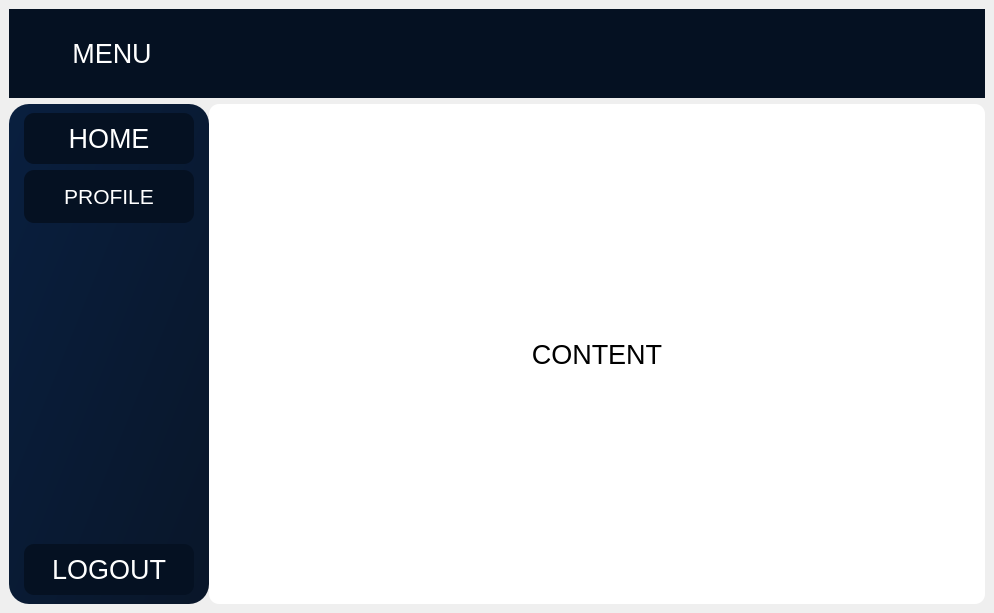
scottarsenjr/gl, file ui/ui/app.ui: the form before one commit.
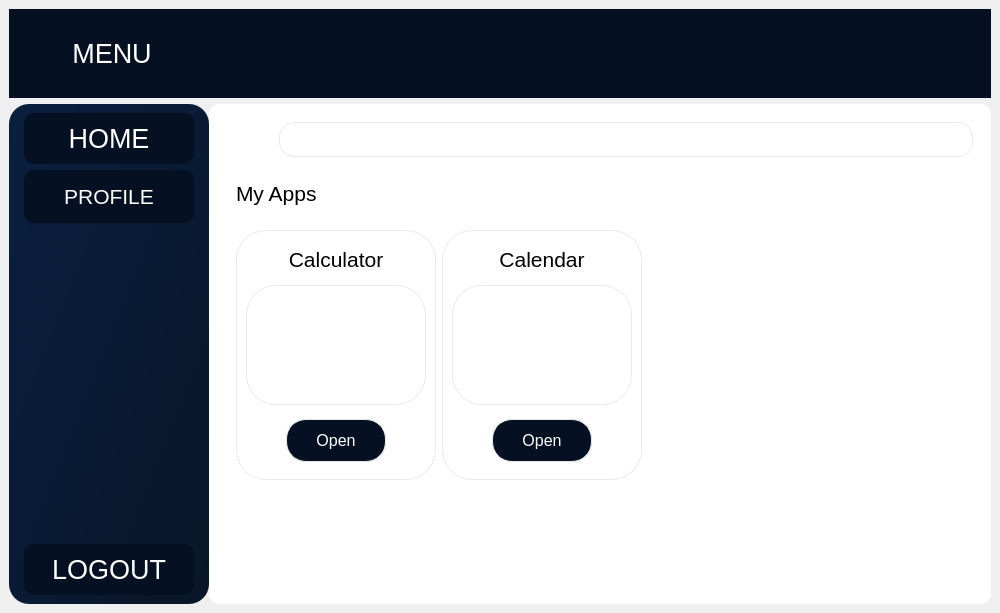
The form after the commit. Icons and pictures are not drawn.

```diff
--- a/ui/ui/app.ui
+++ b/ui/ui/app.ui
@@ -6,7 +6,7 @@
    <rect>
     <x>0</x>
     <y>0</y>
-    <width>994</width>
+    <width>1000</width>
     <height>613</height>
    </rect>
   </property>
@@ -403,37 +403,411 @@
           <enum>QFrame::Raised</enum>
          </property>
          <layout class="QVBoxLayout" name="verticalLayout_4">
-          <property name="spacing">
-           <number>20</number>
-          </property>
-          <property name="leftMargin">
-           <number>0</number>
-          </property>
-          <property name="topMargin">
-           <number>0</number>
-          </property>
-          <property name="rightMargin">
-           <number>0</number>
-          </property>
-          <property name="bottomMargin">
-           <number>0</number>
-          </property>
           <item>
-           <widget class="QLabel" name="label_2">
-            <property name="font">
-             <font>
-              <pointsize>20</pointsize>
-             </font>
+           <widget class="QFrame" name="frame_4">
+            <property name="minimumSize">
+             <size>
+              <width>0</width>
+              <height>53</height>
+             </size>
             </property>
-            <property name="styleSheet">
-             <string notr="true">color: black;</string>
+            <property name="maximumSize">
+             <size>
+              <width>16777215</width>
+              <height>53</height>
+             </size>
             </property>
-            <property name="text">
-             <string>CONTENT</string>
+            <property name="frameShape">
+             <enum>QFrame::StyledPanel</enum>
             </property>
-            <property name="alignment">
-             <set>Qt::AlignCenter</set>
+            <property name="frameShadow">
+             <enum>QFrame::Raised</enum>
             </property>
+            <layout class="QVBoxLayout" name="verticalLayout_6">
+             <item>
+              <widget class="QFrame" name="frame_7">
+               <property name="frameShape">
+                <enum>QFrame::StyledPanel</enum>
+               </property>
+               <property name="frameShadow">
+                <enum>QFrame::Raised</enum>
+               </property>
+               <layout class="QHBoxLayout" name="horizontalLayout_5">
+                <property name="spacing">
+                 <number>0</number>
+                </property>
+                <property name="leftMargin">
+                 <number>0</number>
+                </property>
+                <property name="topMargin">
+                 <number>0</number>
+                </property>
+                <property name="rightMargin">
+                 <number>0</number>
+                </property>
+                <property name="bottomMargin">
+                 <number>0</number>
+                </property>
+                <item>
+                 <widget class="QPushButton" name="pushButton_4">
+                  <property name="styleSheet">
+                   <string notr="true">QPushButton {
+	background-color: rgba(255, 255, 255, 0);
+}</string>
+                  </property>
+                  <property name="text">
+                   <string/>
+                  </property>
+                  <property name="icon">
+                   <iconset resource="../resources/icons.qrc">
+                    <normaloff>:/icons/icons/search.svg</normaloff>
+                    <normalon>:/icons/icons/search-hover.svg</normalon>
+                    <disabledon>:/icons/icons/search-hover.svg</disabledon>
+                    <selectedon>:/icons/icons/search-hover.svg</selectedon>:/icons/icons/search.svg</iconset>
+                  </property>
+                  <property name="iconSize">
+                   <size>
+                    <width>24</width>
+                    <height>24</height>
+                   </size>
+                  </property>
+                  <property name="checkable">
+                   <bool>false</bool>
+                  </property>
+                 </widget>
+                </item>
+                <item>
+                 <widget class="QLineEdit" name="search_bar">
+                  <property name="sizePolicy">
+                   <sizepolicy hsizetype="Expanding" vsizetype="Expanding">
+                    <horstretch>0</horstretch>
+                    <verstretch>0</verstretch>
+                   </sizepolicy>
+                  </property>
+                  <property name="font">
+                   <font>
+                    <pointsize>16</pointsize>
+                   </font>
+                  </property>
+                  <property name="styleSheet">
+                   <string notr="true">border: 1px solid rgb(232, 232, 232);
+border-radius: 15px;
+color: rgb(167, 167, 167);</string>
+                  </property>
+                 </widget>
+                </item>
+               </layout>
+              </widget>
+             </item>
+            </layout>
+           </widget>
+          </item>
+          <item>
+           <widget class="QFrame" name="frame_6">
+            <property name="frameShape">
+             <enum>QFrame::StyledPanel</enum>
+            </property>
+            <property name="frameShadow">
+             <enum>QFrame::Raised</enum>
+            </property>
+            <layout class="QVBoxLayout" name="verticalLayout_7">
+             <property name="topMargin">
+              <number>0</number>
+             </property>
+             <property name="bottomMargin">
+              <number>0</number>
+             </property>
+             <item>
+              <widget class="QFrame" name="frame_12">
+               <property name="minimumSize">
+                <size>
+                 <width>0</width>
+                 <height>43</height>
+                </size>
+               </property>
+               <property name="maximumSize">
+                <size>
+                 <width>16777215</width>
+                 <height>43</height>
+                </size>
+               </property>
+               <property name="frameShape">
+                <enum>QFrame::StyledPanel</enum>
+               </property>
+               <property name="frameShadow">
+                <enum>QFrame::Raised</enum>
+               </property>
+               <layout class="QVBoxLayout" name="verticalLayout_9">
+                <property name="spacing">
+                 <number>0</number>
+                </property>
+                <property name="topMargin">
+                 <number>0</number>
+                </property>
+                <property name="bottomMargin">
+                 <number>0</number>
+                </property>
+                <item>
+                 <widget class="QLabel" name="label_3">
+                  <property name="font">
+                   <font>
+                    <pointsize>16</pointsize>
+                   </font>
+                  </property>
+                  <property name="styleSheet">
+                   <string notr="true">color: rgb(0, 0, 0);</string>
+                  </property>
+                  <property name="text">
+                   <string>My Apps</string>
+                  </property>
+                 </widget>
+                </item>
+               </layout>
+              </widget>
+             </item>
+             <item>
+              <widget class="QFrame" name="frame_8">
+               <property name="frameShape">
+                <enum>QFrame::StyledPanel</enum>
+               </property>
+               <property name="frameShadow">
+                <enum>QFrame::Raised</enum>
+               </property>
+               <layout class="QFormLayout" name="formLayout">
+                <item row="0" column="0">
+                 <widget class="QFrame" name="frame_10">
+                  <property name="enabled">
+                   <bool>true</bool>
+                  </property>
+                  <property name="minimumSize">
+                   <size>
+                    <width>200</width>
+                    <height>250</height>
+                   </size>
+                  </property>
+                  <property name="maximumSize">
+                   <size>
+                    <width>200</width>
+                    <height>250</height>
+                   </size>
+                  </property>
+                  <property name="styleSheet">
+                   <string notr="true">border: 1px solid rgb(232, 232, 232);
+border-radius: 30px;</string>
+                  </property>
+                  <property name="frameShape">
+                   <enum>QFrame::StyledPanel</enum>
+                  </property>
+                  <property name="frameShadow">
+                   <enum>QFrame::Raised</enum>
+                  </property>
+                  <layout class="QVBoxLayout" name="verticalLayout_8">
+                   <item>
+                    <widget class="QLabel" name="label_2">
+                     <property name="minimumSize">
+                      <size>
+                       <width>0</width>
+                       <height>23</height>
+                      </size>
+                     </property>
+                     <property name="maximumSize">
+                      <size>
+                       <width>16777215</width>
+                       <height>23</height>
+                      </size>
+                     </property>
+                     <property name="font">
+                      <font>
+                       <pointsize>16</pointsize>
+                      </font>
+                     </property>
+                     <property name="styleSheet">
+                      <string notr="true">color: rgb(0, 0, 0);
+border: 1px solid rgba(255, 255, 255, 0);</string>
+                     </property>
+                     <property name="text">
+                      <string>Calculator</string>
+                     </property>
+                     <property name="alignment">
+                      <set>Qt::AlignCenter</set>
+                     </property>
+                    </widget>
+                   </item>
+                   <item>
+                    <widget class="QFrame" name="frame_11">
+                     <property name="minimumSize">
+                      <size>
+                       <width>0</width>
+                       <height>120</height>
+                      </size>
+                     </property>
+                     <property name="maximumSize">
+                      <size>
+                       <width>16777215</width>
+                       <height>120</height>
+                      </size>
+                     </property>
+                     <property name="styleSheet">
+                      <string notr="true">border: 1px solid rgb(232, 232, 232);
+border-radius: 30px;</string>
+                     </property>
+                     <property name="frameShape">
+                      <enum>QFrame::StyledPanel</enum>
+                     </property>
+                     <property name="frameShadow">
+                      <enum>QFrame::Raised</enum>
+                     </property>
+                    </widget>
+                   </item>
+                   <item alignment="Qt::AlignHCenter">
+                    <widget class="QPushButton" name="open_calc">
+                     <property name="minimumSize">
+                      <size>
+                       <width>100</width>
+                       <height>43</height>
+                      </size>
+                     </property>
+                     <property name="maximumSize">
+                      <size>
+                       <width>100</width>
+                       <height>43</height>
+                      </size>
+                     </property>
+                     <property name="font">
+                      <font>
+                       <pointsize>12</pointsize>
+                      </font>
+                     </property>
+                     <property name="styleSheet">
+                      <string notr="true">border-radius: 20px;</string>
+                     </property>
+                     <property name="text">
+                      <string>Open</string>
+                     </property>
+                    </widget>
+                   </item>
+                  </layout>
+                 </widget>
+                </item>
+                <item row="0" column="1">
+                 <widget class="QFrame" name="frame_13">
+                  <property name="enabled">
+                   <bool>true</bool>
+                  </property>
+                  <property name="minimumSize">
+                   <size>
+                    <width>200</width>
+                    <height>250</height>
+                   </size>
+                  </property>
+                  <property name="maximumSize">
+                   <size>
+                    <width>200</width>
+                    <height>250</height>
+                   </size>
+                  </property>
+                  <property name="styleSheet">
+                   <string notr="true">border: 1px solid rgb(232, 232, 232);
+border-radius: 30px;</string>
+                  </property>
+                  <property name="frameShape">
+                   <enum>QFrame::StyledPanel</enum>
+                  </property>
+                  <property name="frameShadow">
+                   <enum>QFrame::Raised</enum>
+                  </property>
+                  <layout class="QVBoxLayout" name="verticalLayout_10">
+                   <item>
+                    <widget class="QLabel" name="label_4">
+                     <property name="minimumSize">
+                      <size>
+                       <width>0</width>
+                       <height>23</height>
+                      </size>
+                     </property>
+                     <property name="maximumSize">
+                      <size>
+                       <width>16777215</width>
+                       <height>23</height>
+                      </size>
+                     </property>
+                     <property name="font">
+                      <font>
+                       <pointsize>16</pointsize>
+                      </font>
+                     </property>
+                     <property name="styleSheet">
+                      <string notr="true">color: rgb(0, 0, 0);
+border: 1px solid rgba(255, 255, 255, 0);</string>
+                     </property>
+                     <property name="text">
+                      <string>Calendar</string>
+                     </property>
+                     <property name="alignment">
+                      <set>Qt::AlignCenter</set>
+                     </property>
+                    </widget>
+                   </item>
+                   <item>
+                    <widget class="QFrame" name="frame_14">
+                     <property name="minimumSize">
+                      <size>
+                       <width>0</width>
+                       <height>120</height>
+                      </size>
+                     </property>
+                     <property name="maximumSize">
+                      <size>
+                       <width>16777215</width>
+                       <height>120</height>
+                      </size>
+                     </property>
+                     <property name="styleSheet">
+                      <string notr="true">border: 1px solid rgb(232, 232, 232);
+border-radius: 30px;</string>
+                     </property>
+                     <property name="frameShape">
+                      <enum>QFrame::StyledPanel</enum>
+                     </property>
+                     <property name="frameShadow">
+                      <enum>QFrame::Raised</enum>
+                     </property>
+                    </widget>
+                   </item>
+                   <item alignment="Qt::AlignHCenter">
+                    <widget class="QPushButton" name="open_calendar">
+                     <property name="minimumSize">
+                      <size>
+                       <width>100</width>
+                       <height>43</height>
+                      </size>
+                     </property>
+                     <property name="maximumSize">
+                      <size>
+                       <width>100</width>
+                       <height>43</height>
+                      </size>
+                     </property>
+                     <property name="font">
+                      <font>
+                       <pointsize>12</pointsize>
+                      </font>
+                     </property>
+                     <property name="styleSheet">
+                      <string notr="true">border-radius: 20px;</string>
+                     </property>
+                     <property name="text">
+                      <string>Open</string>
+                     </property>
+                    </widget>
+                   </item>
+                  </layout>
+                 </widget>
+                </item>
+               </layout>
+              </widget>
+             </item>
+            </layout>
            </widget>
           </item>
          </layout>
```
Left out of the diff: 12 changed lines with no effect on the pictures.
